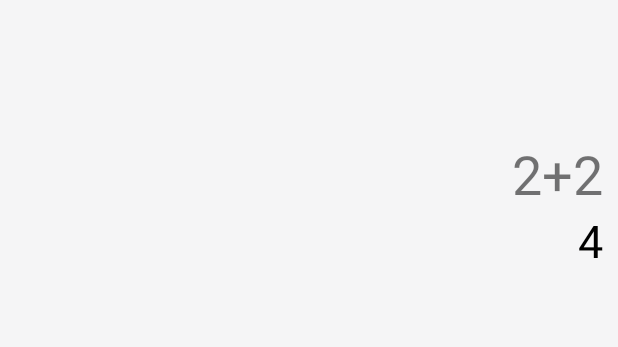
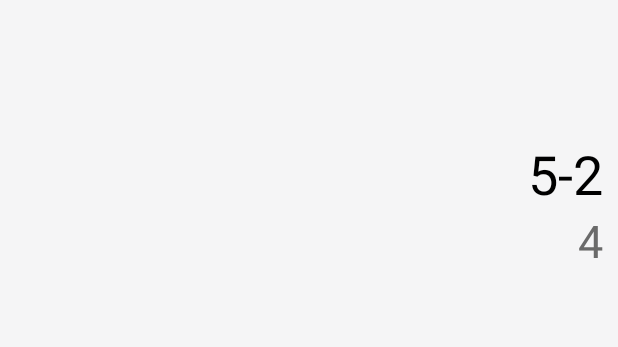
Before and after one commit to fetsh-edu/geekbrains-term-2-android-1, an Android app: the layout activity_main.xml on its own in the app's theme, with its tools: preview values and no code run, on a phone screen of 412 x 824 dp. Shown: the top 347 px of the screen. Run offline under Robolectric (Android 15) with nearby library versions, the phone set to English and light mode, and no system bars.

Commit message:
Fix disappearing on minus: constraint display to the left

```diff
--- a/app/src/main/res/layout/activity_main.xml
+++ b/app/src/main/res/layout/activity_main.xml
@@ -36,10 +36,11 @@
         app:layout_constraintTop_toTopOf="parent"
         app:layout_constraintBottom_toTopOf="@id/result"
         app:layout_constraintRight_toLeftOf="@id/right_margin_guideline"
+        app:layout_constraintLeft_toLeftOf="parent"
         app:layout_constraintVertical_chainStyle="packed"
-        tools:text="2+2"
-        android:textSize="36sp"
+        tools:text="5-2"
         android:gravity="right"
+        style="@style/formula"
         />
     <TextView
         android:id="@+id/result"
@@ -48,11 +49,11 @@
         app:layout_constraintTop_toBottomOf="@id/formula"
         app:layout_constraintBottom_toTopOf="@id/display_guideline"
         app:layout_constraintRight_toLeftOf="@id/right_margin_guideline"
+        app:layout_constraintLeft_toLeftOf="parent"
         app:layout_constraintVertical_chainStyle="packed"
         tools:text="4"
-        android:textSize="30sp"
-        android:textColor="#000"
         android:gravity="right"
+        style="@style/result"
         />
     <Button
         android:id="@+id/keyboard_num7"
--- a/app/src/main/res/values/styles.xml
+++ b/app/src/main/res/values/styles.xml
@@ -5,6 +5,15 @@
         <item name="colorPrimary">@color/colorPrimary</item>
         <item name="colorPrimaryDark">@color/colorPrimaryDark</item>
         <item name="colorAccent">@color/colorAccent</item>
+    </style>
+
+    <style name="formula" parent="TextAppearance.AppCompat">
+        <item name="android:textSize">36sp</item>
+        <item name="android:textColor">#000</item>
+    </style>
+    <style name="result" parent="TextAppearance.AppCompat">
+        <item name="android:textSize">30sp</item>
+        <item name="android:textColor">#6a6a6a</item>
     </style>
 
     <style name="Operand" parent="TextAppearance.AppCompat">
```
